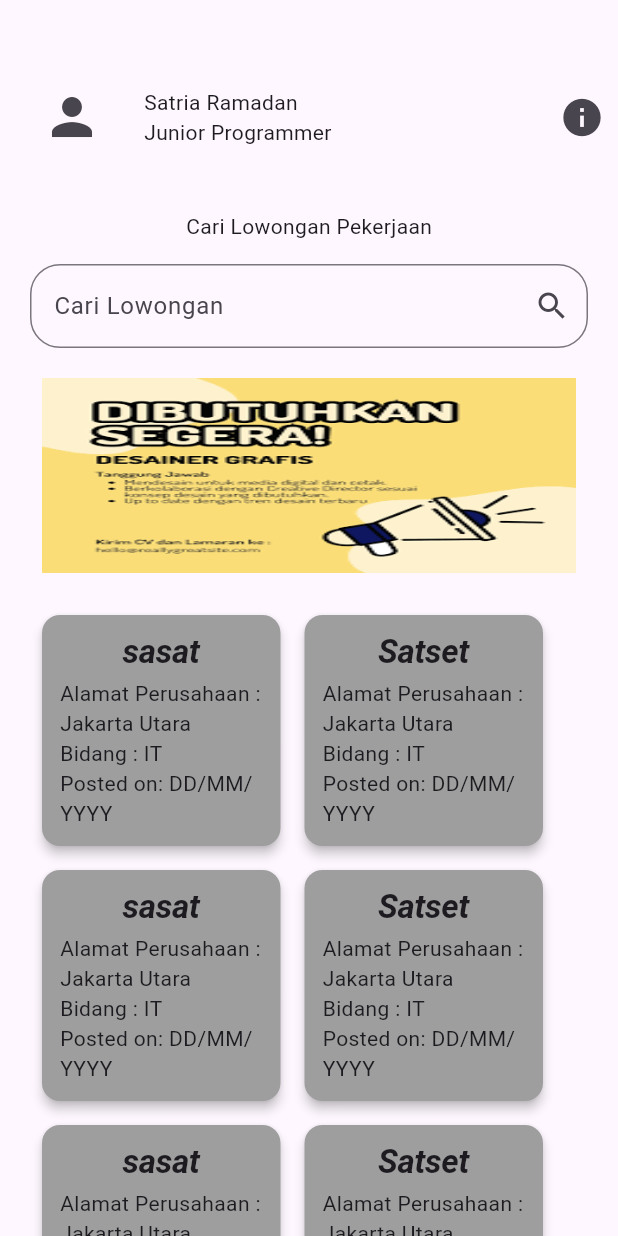
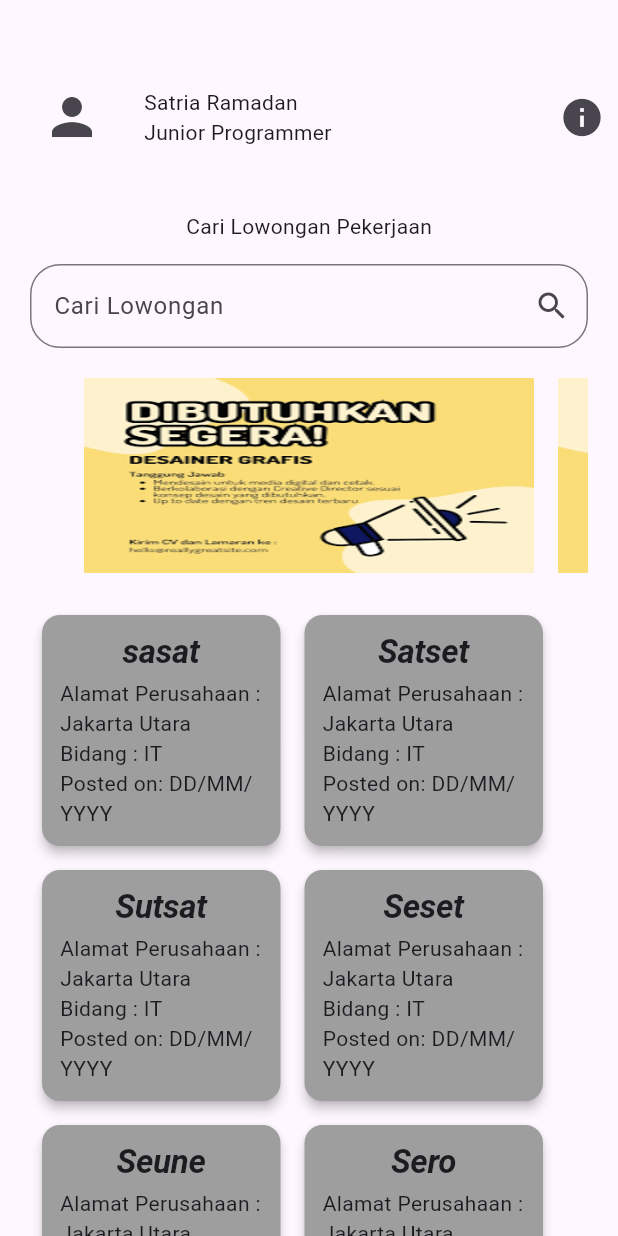
Before and after one commit to strhmdn14102004/loker_project, a Flutter app: the screen it shows after launch, after a tap on "Login", on a phone screen of 412 x 824 dp. Run offline on Flutter 3.47's test engine with Material 3 defaults, Android fonts, the phone set to English and light mode, and no system bars; our stand-ins replace device_info_plus, firebase_core, flutter_bloc, google_fonts, lottie; accounts and stored records are empty; Roboto replaces fonts that are missing (Tektur).

Commit message:
Update
Update dikit

```diff
--- a/lib/main.dart
+++ b/lib/main.dart
@@ -1,5 +1,7 @@
+import 'package:firebase_core/firebase_core.dart';
 import 'package:flutter/material.dart';
 import 'package:flutter_bloc/flutter_bloc.dart';
+import 'package:satset/firebase_options.dart';
 import 'package:satset/module/forgot%20password/forgot_password_bloc.dart';
 import 'package:satset/module/home/home_bloc.dart';
 import 'package:satset/module/login/login_bloc.dart';
@@ -8,14 +10,15 @@ import 'package:satset/module/signup/signup_bloc.dart';
 import 'package:satset/module/splash%20screen/splash_bloc.dart';
 import 'package:satset/module/splash%20screen/splash_page.dart';
 
-void main() {
+Future<void> main() async {
+  WidgetsFlutterBinding.ensureInitialized();
+  await Firebase.initializeApp(options: DefaultFirebaseOptions.currentPlatform);
   runApp(const MyApp());
 }
 
 class MyApp extends StatelessWidget {
-  const MyApp({super.key});
+  const MyApp({Key? key});
 
-  // This widget is the root of your application.
   @override
   Widget build(BuildContext context) {
     return MultiBlocProvider(
@@ -26,8 +29,8 @@ class MyApp extends StatelessWidget {
         BlocProvider(create: (BuildContext context) => SplashScreenBloc()),
         BlocProvider(create: (BuildContext context) => SignupBloc()),
         BlocProvider(create: (BuildContext context) => ForgotPasswordBloc()),
-         BlocProvider(create: (BuildContext context) => HomeBloc()),
-         BlocProvider(create: (BuildContext context) => ProfileBloc()),
+        BlocProvider(create: (BuildContext context) => HomeBloc()),
+        BlocProvider(create: (BuildContext context) => ProfileBloc()),
       ],
       child: MaterialApp(
         debugShowCheckedModeBanner: false,
@@ -40,7 +43,7 @@ class MyApp extends StatelessWidget {
           colorScheme: ColorScheme.fromSeed(seedColor: Colors.deepPurple),
           useMaterial3: true,
         ),
-        themeMode: ThemeMode.system, // Enables system-wide dark mode
+        themeMode: ThemeMode.system,
         home: SplashScreenPage(),
       ),
     );
--- a/lib/module/home/home_page.dart
+++ b/lib/module/home/home_page.dart
@@ -1,3 +1,5 @@
+import 'dart:async';
+
 import 'package:flutter/material.dart';
 import 'package:flutter_bloc/flutter_bloc.dart';
 import 'package:satset/module/home/home_bloc.dart';
@@ -18,11 +20,38 @@ class HomePage extends StatefulWidget {
 class HomePageState extends State<HomePage> {
   TextEditingController searchController = TextEditingController();
   bool showPassword = false; // to track password visibility
-
+ late PageController _pageController;
+  int _currentPageIndex = 0;
   @override
   void initState() {
     super.initState();
+      _initPageController();
+    _startAutoSlide();
   }
+   @override
+  void dispose() {
+    _pageController.dispose();
+    super.dispose();
+  }
+
+  void _initPageController() {
+    _pageController = PageController(
+      initialPage: _currentPageIndex,
+      viewportFraction: 0.85, // Adjust as needed
+    );
+  }
+
+  void _startAutoSlide() {
+    Timer.periodic(Duration(seconds: 3), (timer) {
+      _currentPageIndex = (_currentPageIndex + 1) % 3;
+      _pageController.animateToPage(
+        _currentPageIndex,
+        duration: Duration(milliseconds: 500),
+        curve: Curves.easeInOut,
+      );
+    });
+  }
+
 
   @override
   Widget build(BuildContext context) {
@@ -122,6 +151,7 @@ class HomePageState extends State<HomePage> {
                     Container(
                 height: 130,
                 child: PageView.builder(
+                  controller: _pageController,
                   itemCount: 3,
                   itemBuilder: (context, index) {
                     return Padding(
@@ -146,14 +176,14 @@ class HomePageState extends State<HomePage> {
                       ),
                       Row(
                         children: [
-                          Container(width: 175, child: CompanyCard("sasat")),
-                          Container(width: 175, child: CompanyCard("Satset")),
+                          Container(width: 175, child: CompanyCard("Sutsat")),
+                          Container(width: 175, child: CompanyCard("Seset")),
                         ],
                       ),
                       Row(
                         children: [
-                          Container(width: 175, child: CompanyCard("sasat")),
-                          Container(width: 175, child: CompanyCard("Satset")),
+                          Container(width: 175, child: CompanyCard("Seune")),
+                          Container(width: 175, child: CompanyCard("Sero")),
                         ],
                       )
                     ]),
--- a/pubspec.yaml
+++ b/pubspec.yaml
@@ -41,6 +41,9 @@ dependencies:
   device_info_plus: ^9.1.2
   google_fonts: ^6.1.0
   intl: ^0.19.0
+  firebase_core: ^2.25.2
+  firebase_storage: ^11.6.5
+  firebase_auth: ^4.17.4
 
 dev_dependencies:
   flutter_test:
```
Also changed, not shown: lib/module/infodevice.dart (+10 -3 lines), lib/module/profile/profile_page.dart (+48 -4 lines), lib/firebase_options.dart (added), pubspec.lock, 5 other files. Lines whose indentation alone changed are shown as unchanged.
